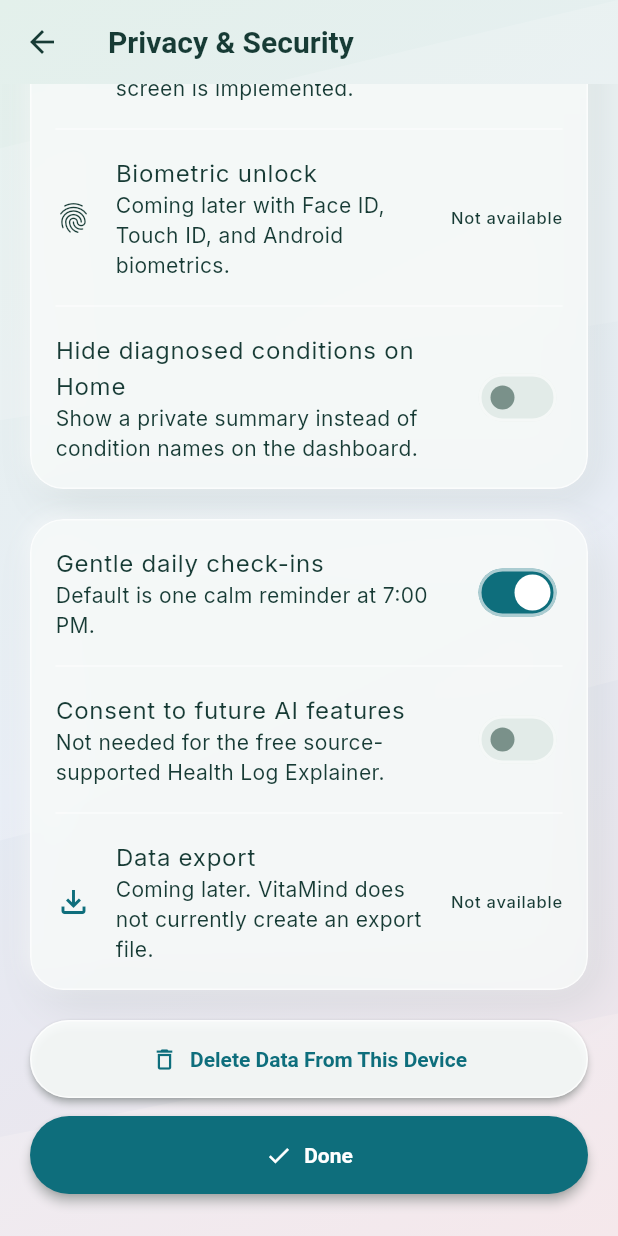
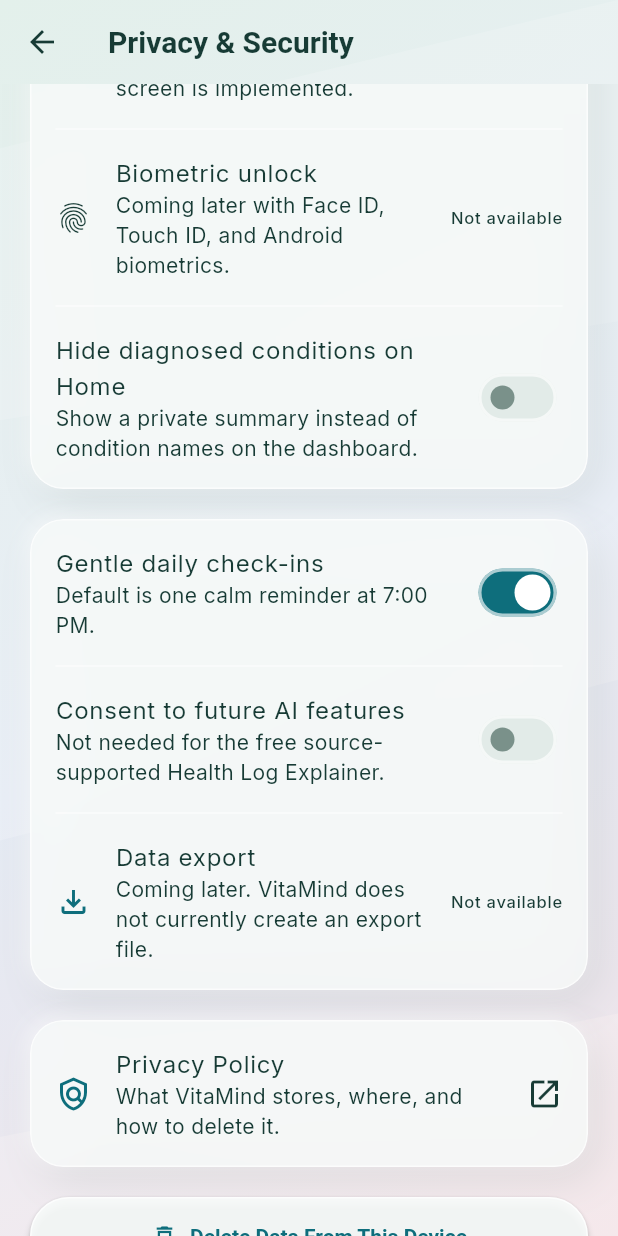
Before and after one commit to elianf-dev/VitaMind, a Flutter app: the PrivacySecuritySettingsScreen screen opened by its route, scrolled down 326 dp, on a phone screen of 412 x 824 dp. Run offline on Flutter 3.47's test engine with Material 3 defaults, Android fonts, the phone set to English and light mode, and no system bars; our stand-ins replace cloud_firestore, firebase_auth, firebase_core, flutter_local_notifications, flutter_lucide, flutter_secure_storage and 4 more; accounts and stored records are empty.

Commit message:
Link the privacy policy from Privacy & Security
- Add a Privacy Policy row that opens the published policy in the browser,
  shown in settings and during onboarding (required by Google Play)
- Keep the URL in one place (AppLinks) and show it in a message if no
  browser can open it

```diff
--- /dev/null
+++ b/lib/data/app_links.dart
@@ -0,0 +1,9 @@
+/// VitaMind's public web pages, served by GitHub Pages from docs/legal.
+class AppLinks {
+  const AppLinks._();
+
+  /// Google Play requires the privacy policy to be reachable inside the app.
+  static final Uri privacyPolicy = Uri.parse(
+    'https://elianf-dev.github.io/VitaMind/legal/privacy.html',
+  );
+}
--- a/lib/screens/privacy_security_settings_screen.dart
+++ b/lib/screens/privacy_security_settings_screen.dart
@@ -1,5 +1,7 @@
 import 'package:flutter/material.dart';
+import 'package:url_launcher/url_launcher.dart';
 
+import '../data/app_links.dart';
 import '../models/check_in_settings.dart';
 import '../models/privacy_security_settings.dart';
 import '../services/local_storage_service.dart';
@@ -129,6 +131,18 @@ class _PrivacySecuritySettingsScreenState
     );
   }
 
+  Future<void> _openPrivacyPolicy() async {
+    final opened = await launchUrl(
+      AppLinks.privacyPolicy,
+      mode: LaunchMode.externalApplication,
+    );
+    if (!opened && mounted) {
+      _showPlaceholder(
+        'Could not open the privacy policy. Visit ${AppLinks.privacyPolicy}',
+      );
+    }
+  }
+
   void _showPlaceholder(String message) {
     ScaffoldMessenger.of(
       context,
@@ -241,6 +255,27 @@ class _PrivacySecuritySettingsScreenState
                     ],
                   ),
                   const SizedBox(height: AppSpacing.sm),
+                  _SettingsCard(
+                    children: [
+                      ListTile(
+                        contentPadding: EdgeInsets.zero,
+                        leading: Icon(
+                          Icons.policy_outlined,
+                          color: Theme.of(context).colorScheme.primary,
+                        ),
+                        title: const Text('Privacy Policy'),
+                        subtitle: const Text(
+                          'What VitaMind stores, where, and how to delete it.',
+                        ),
+                        trailing: const Icon(
+                          Icons.open_in_new,
+                          semanticLabel: 'Opens in your browser',
+                        ),
+                        onTap: _openPrivacyPolicy,
+                      ),
+                    ],
+                  ),
+                  const SizedBox(height: AppSpacing.sm),
                   VitaMindSecondaryButton(
                     onPressed: _confirmDeleteLocalData,
                     icon: Icons.delete_outline,
```
